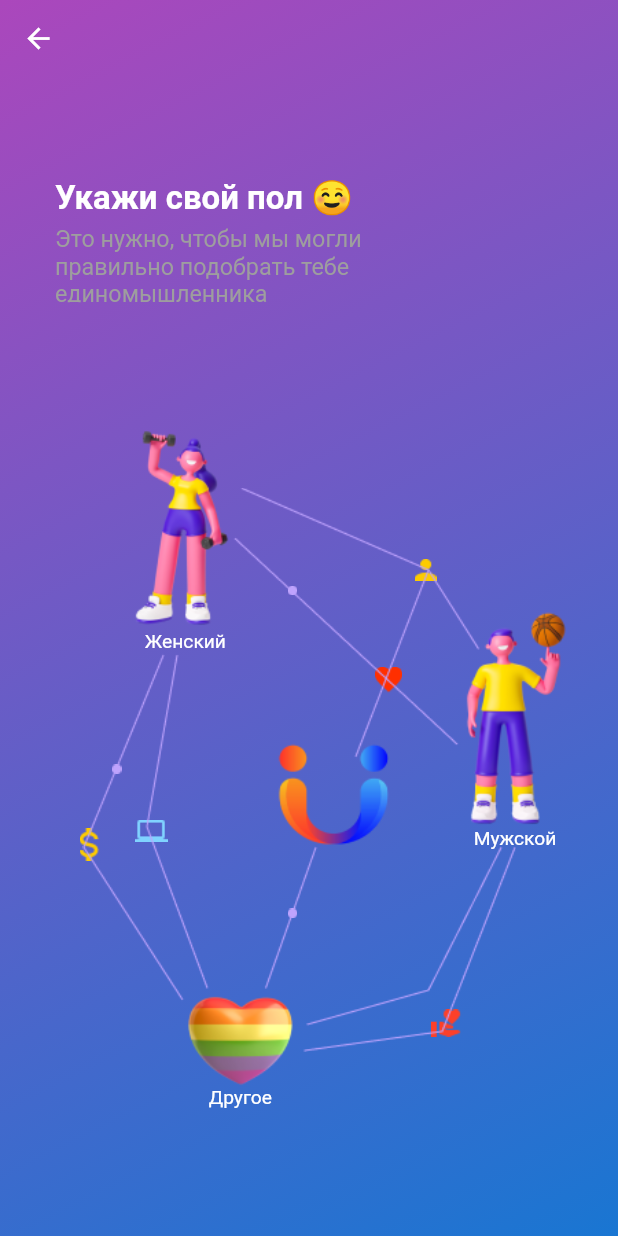
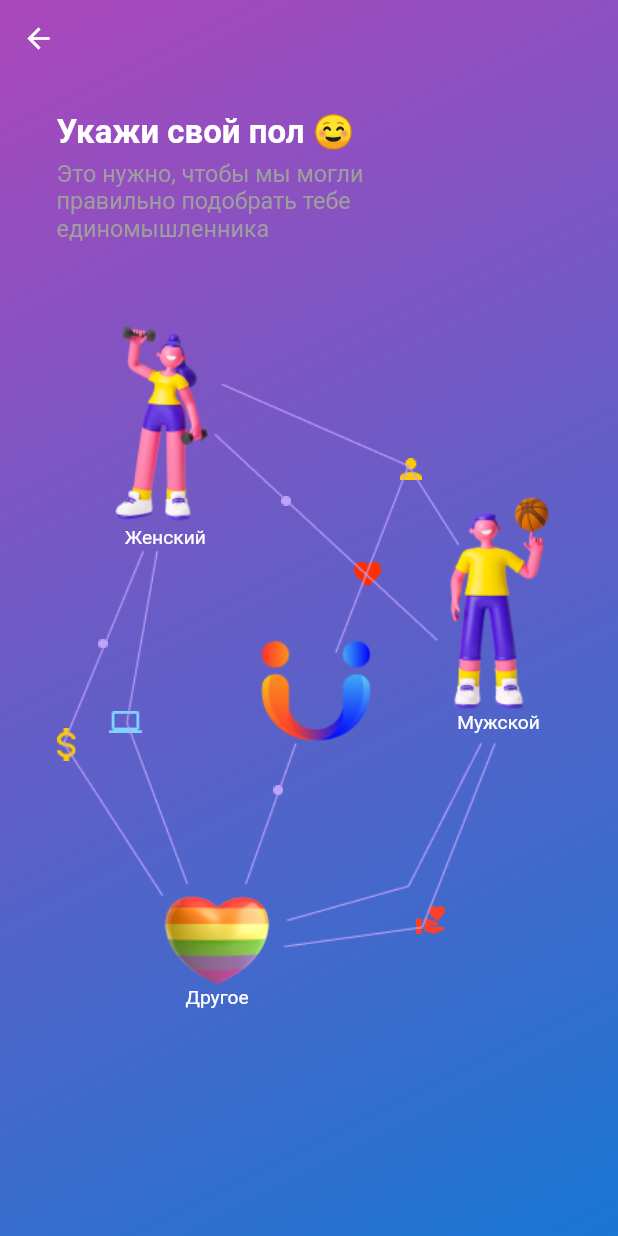
Before and after one commit to unysu/uny-app-front, a Flutter app: the GenderPage screen opened directly, on a phone screen of 412 x 824 dp. Run offline on Flutter 3.47's test engine with Material 2 defaults, Android fonts, the phone set to English and light mode, and no system bars; our stand-ins replace responsive_framework, universal_platform; missing offline and left inert: flutter_verification_code.

Commit message:
Made choose gender page, main info page, and added responsiveness to app.

```diff
--- a/lib/Authorization Pages/choose_gender_page.dart
+++ b/lib/Authorization Pages/choose_gender_page.dart
@@ -1,4 +1,3 @@
-
 import 'package:flutter/material.dart';
 import 'package:responsive_framework/responsive_framework.dart';
 import 'package:uny_app/Authorization%20Pages/authorization_info_page.dart';
@@ -9,6 +8,9 @@ class GenderPage extends StatefulWidget{
 }
 
 class _GenderPageState extends State<GenderPage>{
+
+  late double mqHeight;
+  late double mqWidth;
 
   @override
   Widget build(BuildContext context) {
@@ -33,13 +35,15 @@ class _GenderPageState extends State<GenderPage>{
             )
         ),
       defaultScale: true,
-      breakpoints: const [
-          ResponsiveBreakpoint.resize(500, name: MOBILE),
-      ],
+      breakpoints: [
+        ResponsiveBreakpoint.resize(480, name: MOBILE)
+      ]
     );
   }
 
   Widget mainBody() {
+    mqHeight = MediaQuery.of(context).size.height;
+    mqWidth = MediaQuery.of(context).size.width;
     return Container(
       decoration: BoxDecoration(
           gradient: LinearGradient(
@@ -54,18 +58,15 @@ class _GenderPageState extends State<GenderPage>{
       child: Column(
         children: [
           Padding(
-                padding: EdgeInsets.only(left: 40, top: 130, right: 79, bottom: 130),
+              padding: EdgeInsets.only(top: mqHeight * 0.1, left: mqWidth * 0.1, right: mqWidth * 0.3, bottom: mqHeight * 0.1),
               child: SizedBox(
-                  height: 95,
-                  width: 500,
                 child: Column(
                   crossAxisAlignment: CrossAxisAlignment.start,
-                    children: const [
+                  children: [
                     Text('Укажи свой пол ☺', style: TextStyle(fontSize: 24, color: Colors.white, fontWeight: FontWeight.bold)),
                     SizedBox(height: 6),
                     SizedBox(
-                        width: 295,
-                        height: 56,
+                      width: mqWidth * 0.7,
                       child: Text(
                         'Это нужно, чтобы мы могли правильно подобрать тебе единомышленника',
                         maxLines: 3,
@@ -77,15 +78,17 @@ class _GenderPageState extends State<GenderPage>{
               )
           ),
           Container(
-            width: 500,
             height: 500,
-            child: Stack(
+            child: LayoutBuilder(
+              builder: (context, constraint){
+                double height = constraint.maxHeight;
+                double width = constraint.maxWidth;
+                return Stack(
                   clipBehavior: Clip.none,
                   children: [
-                Positioned(
-                  width: 150,
-                  left: 60,
-                  bottom: 380,
+                    Positioned (
+                      left: height / 6,
+                      bottom: width * 0.8,
                       child:  Column(
                         children: [
                           Image.asset('assets/woman.png'),
@@ -94,17 +97,13 @@ class _GenderPageState extends State<GenderPage>{
                       ),
                     ),
                     Positioned(
-                    width: 150,
-                    height: 150,
-                    left: 170,
-                    top: 150,
-                    child: Image.asset('assets/logo_no_background.png')
+                      left: height / 2.7,
+                      bottom: width / 2.2,
+                      child: Image.asset('assets/logo_no_background.png'),
                     ),
                     Positioned(
-                    width: 150,
-                    height: 130,
-                    left: 100,
-                    bottom: 0,
+                        left: height / 4.2,
+                        bottom: width / 18,
                         child: Column(
                           children: [
                             GestureDetector(
@@ -116,78 +115,68 @@ class _GenderPageState extends State<GenderPage>{
                         )
                     ),
                     Positioned(
-                    width: 150,
-                    height: 180,
-                    left: 300,
-                    bottom: 230,
+                        right: height / 10,
+                        bottom: width / 2,
+                        child: GestureDetector(
+                          excludeFromSemantics: false,
+                          onTap: () => nextPage(),
                           child: Column(
                             children: [
                               Image.asset('assets/man.png'),
                               Text('Мужской', style: TextStyle(color: Colors.white))
                             ],
                           ),
+                        )
                     ),
                     Positioned(
-                    width: 150,
-                    height: 180,
-                    left: 250,
-                    bottom: 20,
+                      right: height / 4,
+                      bottom: width / 5.7,
                       child: Image.asset('assets/heart.png'),
                     ),
                     Positioned(
-                  width: 150,
-                  height: 180,
-                  left: 35,
-                  bottom: 160,
+                      left: height / 6.3,
+                      bottom: width * 0.5,
                       child: Image.asset('assets/pc.png'),
                     ),
                     Positioned(
-                  width: 130,
-                  height: 180,
-                  bottom: 150,
+                      left: height / 12,
+                      bottom: width / 2.2,
                       child: Image.asset('assets/money.png'),
                     ),
                     Positioned(
-                  width: 150,
-                  height: 180,
-                  left: 208,
-                  bottom: 270,
+                      right: height / 2.9,
+                      bottom: width / 1.36,
                       child: Image.asset('assets/heart_1.png'),
                     ),
                     Positioned(
-                  width: 150,
-                  height: 180,
-                  left: 235,
-                  bottom: 350,
+                      right: height / 3.5,
+                      bottom: width / 1.10,
                       child: Image.asset('assets/avatar.png'),
                     ),
                     Positioned(
-                  width: 150,
-                  height: 180,
-                  left: 138,
-                  bottom: 100,
+                      right: height / 2.1,
+                      bottom: width / 1.152,
                       child: Image.asset('assets/dot.png'),
                     ),
                     Positioned(
-                  width: 150,
-                  height: 180,
-                  left: 138,
-                  bottom: 335,
+                      right: height / 2.05,
+                      bottom: width / 2.5,
                       child: Image.asset('assets/dot.png'),
                     ),
                     Positioned(
-                  width: 150,
-                  height: 180,
-                  left: 10,
-                  bottom: 205,
+                      left: height / 7,
+                      bottom: width / 1.57,
                       child: Image.asset('assets/dot.png'),
                     ),
                     Positioned(
-                  left: 60,
+                      left: height / 11,
+                      top: width / 22,
                       child: Image.asset('assets/gender_page_lines.png'),
                     )
                   ],
-            ),
+                );
+              },
+            )
           )
         ],
       ),
--- a/pubspec.yaml
+++ b/pubspec.yaml
@@ -38,6 +38,7 @@ dependencies:
   responsive_framework: ^0.1.7
   flutter_verification_code: ^1.1.2+1
   universal_platform: ^1.0.0+1
+  intl: ^0.17.0
 
 dev_dependencies:
   flutter_launcher_icons: ^0.9.2
```
Also changed, not shown: lib/Authorization Pages/authorization_info_page.dart (+91 -30 lines), lib/Authorization Pages/authorization_page.dart (+21 -23 lines), lib/Authorization Pages/phone_nmb_confirm_page.dart (+24 -30 lines), lib/main.dart (+13 -2 lines), pubspec.lock, 1 other file. Lines whose indentation alone changed are shown as unchanged.
